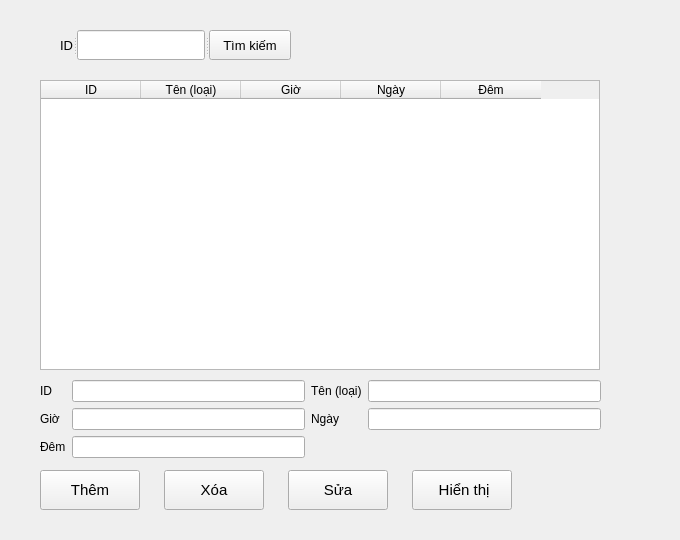
Above: view/phong_va_giaphong/ql_gia_phong.ui from loimaxto/DoAnPython before the change. Below: the same form after it.
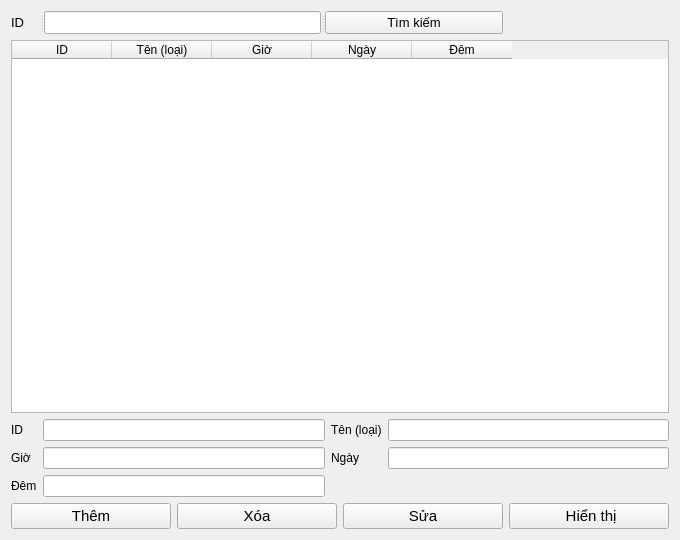
That is the form after the change.

The edit to the form file:
```diff
--- a/view/phong_va_giaphong/ql_gia_phong.ui
+++ b/view/phong_va_giaphong/ql_gia_phong.ui
@@ -13,53 +13,9 @@
   <property name="windowTitle">
    <string>Form</string>
   </property>
-  <widget class="QTableWidget" name="dis_pla">
-   <property name="geometry">
-    <rect>
-     <x>40</x>
-     <y>80</y>
-     <width>560</width>
-     <height>290</height>
-    </rect>
-   </property>
-   <property name="columnCount">
-    <number>5</number>
-   </property>
-   <column>
-    <property name="text">
-     <string>ID</string>
-    </property>
-   </column>
-   <column>
-    <property name="text">
-     <string>Tên (loại)</string>
-    </property>
-   </column>
-   <column>
-    <property name="text">
-     <string>Giờ</string>
-    </property>
-   </column>
-   <column>
-    <property name="text">
-     <string>Ngày</string>
-    </property>
-   </column>
-   <column>
-    <property name="text">
-     <string>Đêm</string>
-    </property>
-   </column>
-  </widget>
+  <layout class="QGridLayout" name="gridLayout_2">
+   <item row="0" column="0" colspan="3">
   <widget class="QSplitter" name="splitter_2">
-   <property name="geometry">
-    <rect>
-     <x>60</x>
-     <y>30</y>
-     <width>231</width>
-     <height>30</height>
-    </rect>
-   </property>
    <property name="orientation">
     <enum>Qt::Horizontal</enum>
    </property>
@@ -91,15 +47,40 @@
     </property>
    </widget>
   </widget>
-  <widget class="QWidget" name="layoutWidget">
-   <property name="geometry">
-    <rect>
-     <x>40</x>
-     <y>380</y>
-     <width>561</width>
-     <height>80</height>
-    </rect>
-   </property>
+   </item>
+   <item row="1" column="0" colspan="4">
+    <widget class="QTableWidget" name="dis_pla">
+     <property name="columnCount">
+      <number>5</number>
+     </property>
+     <column>
+      <property name="text">
+       <string>ID</string>
+      </property>
+     </column>
+     <column>
+      <property name="text">
+       <string>Tên (loại)</string>
+      </property>
+     </column>
+     <column>
+      <property name="text">
+       <string>Giờ</string>
+      </property>
+     </column>
+     <column>
+      <property name="text">
+       <string>Ngày</string>
+      </property>
+     </column>
+     <column>
+      <property name="text">
+       <string>Đêm</string>
+      </property>
+     </column>
+    </widget>
+   </item>
+   <item row="2" column="0" colspan="4">
    <layout class="QGridLayout" name="gridLayout">
     <item row="0" column="0">
      <widget class="QLabel" name="label_2">
@@ -152,16 +133,9 @@
      </widget>
     </item>
    </layout>
-  </widget>
+   </item>
+   <item row="3" column="0">
   <widget class="QPushButton" name="ins_btn">
-   <property name="geometry">
-    <rect>
-     <x>40</x>
-     <y>470</y>
-     <width>100</width>
-     <height>40</height>
-    </rect>
-   </property>
    <property name="font">
     <font>
      <pointsize>11</pointsize>
@@ -171,15 +145,21 @@
     <string>Thêm</string>
    </property>
   </widget>
+   </item>
+   <item row="3" column="1">
+    <widget class="QPushButton" name="del_btn">
+     <property name="font">
+      <font>
+       <pointsize>11</pointsize>
+      </font>
+     </property>
+     <property name="text">
+      <string>Xóa</string>
+     </property>
+    </widget>
+   </item>
+   <item row="3" column="2">
   <widget class="QPushButton" name="edi_btn">
-   <property name="geometry">
-    <rect>
-     <x>288</x>
-     <y>470</y>
-     <width>100</width>
-     <height>40</height>
-    </rect>
-   </property>
    <property name="font">
     <font>
      <pointsize>11</pointsize>
@@ -189,15 +169,9 @@
     <string>Sửa</string>
    </property>
   </widget>
+   </item>
+   <item row="3" column="3">
   <widget class="QPushButton" name="sho_btn">
-   <property name="geometry">
-    <rect>
-     <x>412</x>
-     <y>470</y>
-     <width>100</width>
-     <height>40</height>
-    </rect>
-   </property>
    <property name="font">
     <font>
      <pointsize>11</pointsize>
@@ -207,24 +181,8 @@
     <string> Hiển thị</string>
    </property>
   </widget>
-  <widget class="QPushButton" name="del_btn">
-   <property name="geometry">
-    <rect>
-     <x>164</x>
-     <y>470</y>
-     <width>100</width>
-     <height>40</height>
-    </rect>
-   </property>
-   <property name="font">
-    <font>
-     <pointsize>11</pointsize>
-    </font>
-   </property>
-   <property name="text">
-    <string>Xóa</string>
-   </property>
-  </widget>
+   </item>
+  </layout>
  </widget>
  <resources/>
  <connections/>
```
Lines whose indentation alone changed are shown as unchanged.
